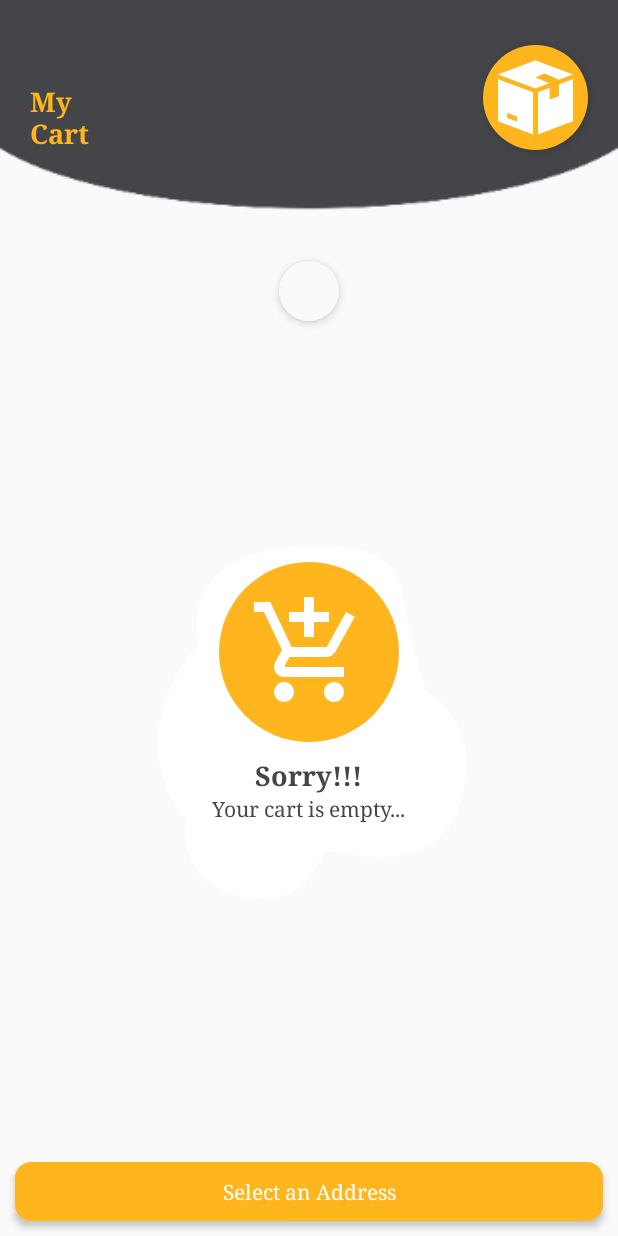
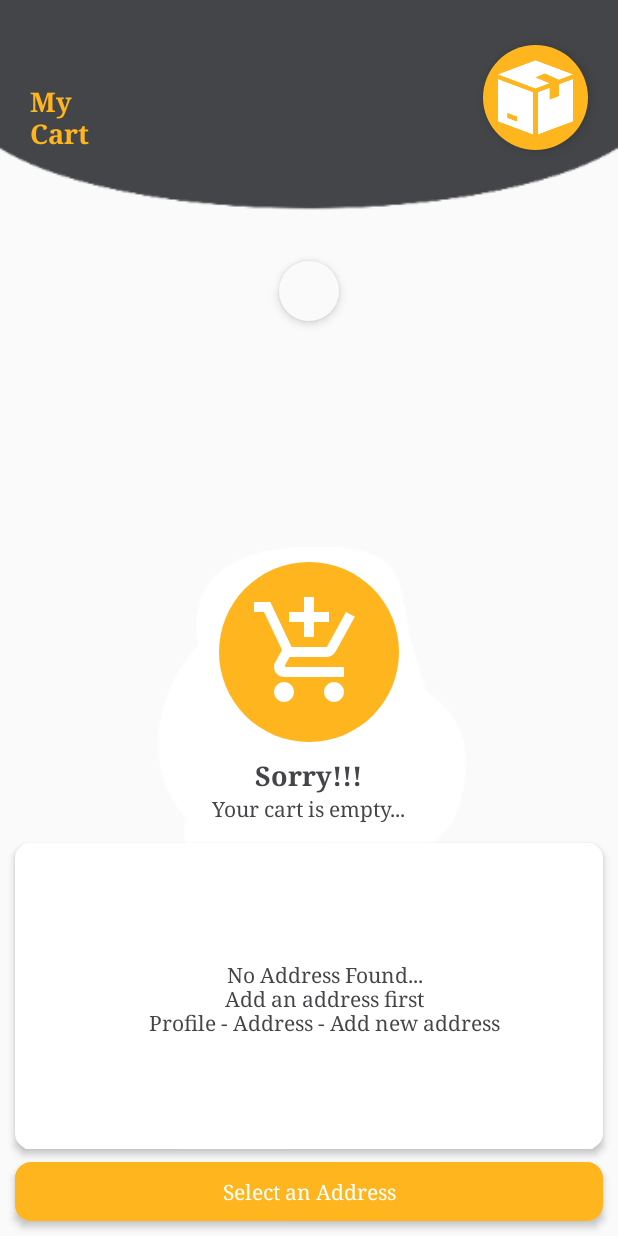
Before and after one commit to TechtitudeTribe/Yummy, an Android app: the ShopCartItemActivity screen opened directly, with no data from a screen before it, on a phone screen of 412 x 824 dp. Run offline under Robolectric (Android 15) with nearby library versions, the phone set to English and light mode, and no system bars; our stand-ins replace Firebase (no records; nobody signed in at launch, a user with empty details on screens opened directly), Picasso; pictures from the network do not load; 1 statement that could not run was skipped.

Commit message:
source_msg

```diff
--- a/app/src/main/res/layout/activity_cart_item_description.xml
+++ b/app/src/main/res/layout/activity_cart_item_description.xml
@@ -10,7 +10,7 @@
     <TextView
         android:id="@+id/cart_item_description_image_url"
         android:layout_width="wrap_content"
-        android:visibility="invisible"
+        android:visibility="visible"
         android:layout_height="wrap_content"/>
 
     <RelativeLayout
--- a/app/src/main/res/layout/activity_my_orders.xml
+++ b/app/src/main/res/layout/activity_my_orders.xml
@@ -48,6 +48,7 @@
         android:layout_width="match_parent"
         android:layout_height="match_parent"
         android:layout_below="@+id/my_orders_header">
+
         <androidx.recyclerview.widget.RecyclerView
             android:id="@+id/my_orders_list_view"
             android:layout_width="match_parent"
@@ -61,7 +62,7 @@
 
     <RelativeLayout
         android:id="@+id/no_orders_layout"
-        android:visibility="gone"
+        android:visibility="visible"
         android:layout_width="match_parent"
         android:layout_height="match_parent"
         android:orientation="vertical"
--- a/app/src/main/res/layout/activity_shop_cart_item.xml
+++ b/app/src/main/res/layout/activity_shop_cart_item.xml
@@ -114,7 +114,7 @@
         android:layout_alignParentBottom="true"
         android:background="@drawable/text_background"
         android:backgroundTint="@color/white"
-        android:visibility="gone"
+        android:visibility="visible"
         android:layout_marginLeft="10dp"
         android:layout_marginRight="10dp"
         android:layout_marginTop="10dp"
@@ -122,7 +122,7 @@
         android:translationZ="3dp">
         <TextView
             android:id="@+id/no_address_found"
-            android:visibility="gone"
+            android:visibility="visible"
             android:layout_width="match_parent"
             android:layout_height="200dp"
             android:text="No Address Found...\nAdd an address first\nProfile - Address - Add new address"
```
